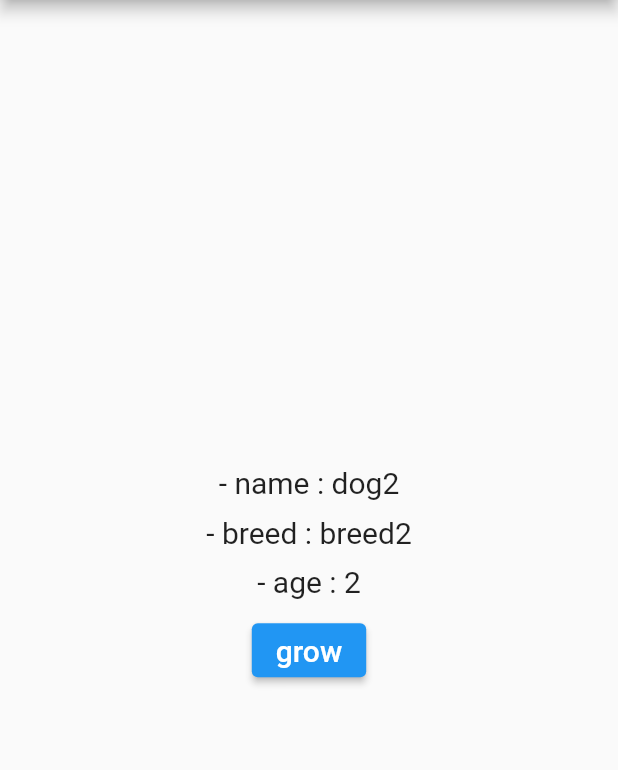
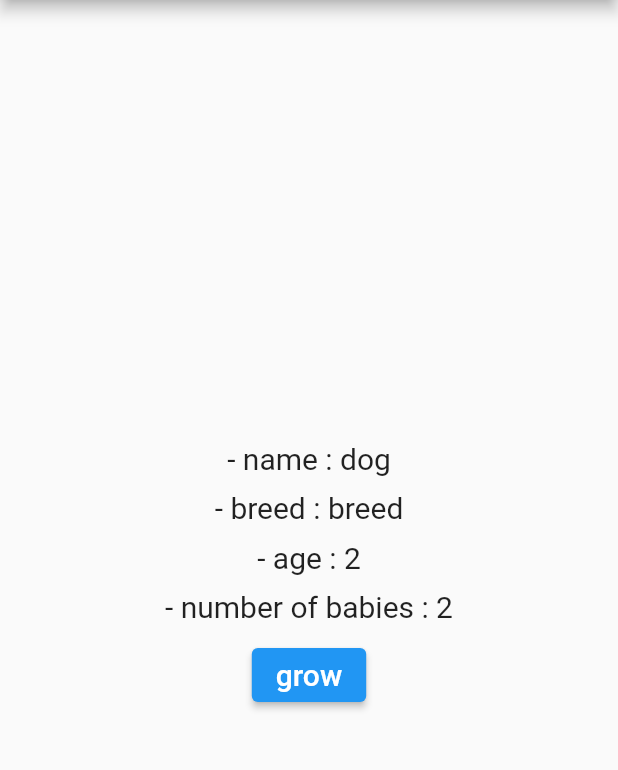
Before and after one commit to qwq140/flutter_provider_ex, a Flutter app: the screen it shows after launch, after a tap on "grow", on a phone screen of 412 x 824 dp, the part 84-854 px from its top. Run offline on Flutter 3.47's test engine with Material 2 defaults, Android fonts, the phone set to English and light mode, and no system bars.

Commit message:
future provider

```diff
--- /dev/null
+++ b/lib/future_provider/model/babies.dart
@@ -0,0 +1,17 @@
+class Babies {
+  final int age;
+
+  Babies({required this.age});
+
+  Future<int> getBabies() async {
+    await Future.delayed(Duration(seconds: 3));
+
+    if( age > 1 && age < 5){
+       return 4;
+    } else if(age < 1){
+      return 0;
+    } else {
+      return 2;
+    }
+  }
+}
--- /dev/null
+++ b/lib/future_provider/model/dog.dart
@@ -0,0 +1,15 @@
+import 'package:flutter/material.dart';
+
+class Dog with ChangeNotifier{
+  final String name;
+  final String breed;
+  int age;
+
+  Dog({required this.name, required this.breed, this.age = 1});
+
+  void grow() {
+    age++;
+    notifyListeners();
+    print('dog age : $age');
+  }
+}
--- /dev/null
+++ b/lib/future_provider/view/component/age.dart
@@ -0,0 +1,32 @@
+import 'package:flutter/material.dart';
+import 'package:flutter_provider_ex/future_provider/model/dog.dart';
+import 'package:provider/provider.dart';
+
+class Age extends StatelessWidget {
+  const Age({Key? key,}) : super(key: key);
+
+  @override
+  Widget build(BuildContext context) {
+    return Column(
+      children: [
+        Text(
+          '- age : ${context.select<Dog, int>((dog) => dog.age)}',
+          style: TextStyle(fontSize: 20),
+        ),
+        const SizedBox(height: 10),
+        Text(
+          '- number of babies : ${context.watch<int>()}',
+          style: TextStyle(fontSize: 20),
+        ),
+        const SizedBox(height: 10),
+        ElevatedButton(
+          onPressed: () => context.read<Dog>().grow(),
+          child: const Text(
+            'grow',
+            style: TextStyle(fontSize: 20),
+          ),
+        ),
+      ],
+    );
+  }
+}
--- /dev/null
+++ b/lib/future_provider/view/component/breed_and_age.dart
@@ -0,0 +1,19 @@
+import 'package:flutter/material.dart';
+import 'package:flutter_provider_ex/future_provider/model/dog.dart';
+import 'package:flutter_provider_ex/future_provider/view/component/age.dart';
+import 'package:provider/provider.dart';
+
+class BreedAndAge extends StatelessWidget {
+  const BreedAndAge({Key? key}) : super(key: key);
+
+  @override
+  Widget build(BuildContext context) {
+    return Column(
+      children: [
+        Text('- breed : ${context.select<Dog, String>((dog) => dog.breed)}', style: const TextStyle(fontSize: 20),),
+        const SizedBox(height: 10,),
+        const Age(),
+      ],
+    );
+  }
+}
--- /dev/null
+++ b/lib/future_provider/view/home_page.dart
@@ -0,0 +1,25 @@
+import 'package:flutter/material.dart';
+import 'package:flutter_provider_ex/future_provider/model/dog.dart';
+import 'package:flutter_provider_ex/future_provider/view/component/breed_and_age.dart';
+import 'package:provider/provider.dart';
+
+class HomePage extends StatelessWidget {
+  const HomePage({Key? key}) : super(key: key);
+
+  @override
+  Widget build(BuildContext context) {
+    return Scaffold(
+      appBar: AppBar(title: const Text('Provider Extension Method'),),
+      body: Center(
+        child: Column(
+          mainAxisAlignment: MainAxisAlignment.center,
+          children: [
+            Text('- name : ${context.select<Dog, String>((dog) => dog.name)}', style: const TextStyle(fontSize: 20),),
+            const SizedBox(height: 10,),
+            const BreedAndAge(),
+          ],
+        ),
+      ),
+    );
+  }
+}
--- a/lib/main.dart
+++ b/lib/main.dart
@@ -1,6 +1,7 @@
 import 'package:flutter/material.dart';
-import 'package:flutter_provider_ex/provider_extension_method/model/dog.dart';
-import 'package:flutter_provider_ex/provider_extension_method/view/home_page.dart';
+import 'package:flutter_provider_ex/future_provider/model/babies.dart';
+import 'package:flutter_provider_ex/future_provider/model/dog.dart';
+import 'package:flutter_provider_ex/future_provider/view/home_page.dart';
 import 'package:provider/provider.dart';
 
 void main() {
@@ -12,8 +13,19 @@ class MyApp extends StatelessWidget {
 
   @override
   Widget build(BuildContext context) {
-    return ChangeNotifierProvider<Dog>(
-      create: (context) => Dog(name: 'dog2', breed: 'breed2'),
+    final dog = Dog(name: 'dog', breed: 'breed');
+
+    return MultiProvider(
+      providers: [
+        ChangeNotifierProvider<Dog>(
+          create: (context) => dog,
+        ),
+        FutureProvider<int>(initialData: 0, create: (context){
+          final int dogAge = dog.age;
+          final babies = Babies(age: dogAge);
+          return babies.getBabies();
+        }),
+      ],
       child: MaterialApp(
         theme: ThemeData(
           primarySwatch: Colors.blue,
```
